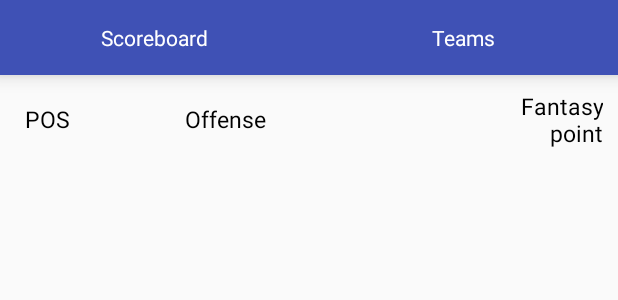
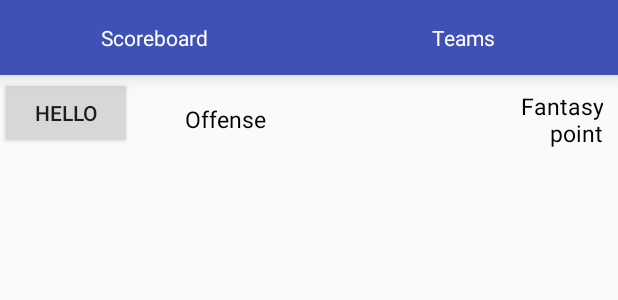
Before and after one commit to sujeetbcet/pass, an Android app: the layout activity_scoreboard.xml on its own in the app's theme, with its tools: preview values and no code run, on a phone screen of 412 x 824 dp. Shown: the top 300 px of the screen. Run offline under Robolectric (Android 15) with nearby library versions, the phone set to English and light mode, and no system bars.

```diff
--- a/app/src/main/res/layout/activity_scoreboard.xml
+++ b/app/src/main/res/layout/activity_scoreboard.xml
@@ -81,7 +81,16 @@
                 android:layout_height="wrap_content"
                 android:layout_alignParentLeft="true"
                 android:layout_alignParentStart="true"/>
-
+<LinearLayout
+    android:layout_alignBottom="@android:id/list"
+    android:layout_width="wrap_content"
+    android:orientation="vertical"
+    android:layout_height="wrap_content">
+    <Button
+        android:layout_width="wrap_content"
+        android:layout_height="wrap_content"
+        android:text="Hello"/>
+</LinearLayout>
 
 
     </RelativeLayout>
```
Also changed, not shown: app/src/main/res/layout/activity_team.xml (+8 -2 lines).
